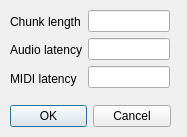
This is mt32emu_qt/src/AudioPropertiesDialog.ui in Stino/munt as Qt 5 draws it before an edit. The edited form follows.
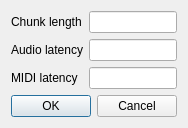
This is the edited form.

```diff
--- a/mt32emu_qt/src/AudioPropertiesDialog.ui
+++ b/mt32emu_qt/src/AudioPropertiesDialog.ui
@@ -6,38 +6,18 @@
    <rect>
     <x>0</x>
     <y>0</y>
-    <width>187</width>
-    <height>137</height>
+    <width>174</width>
+    <height>123</height>
    </rect>
   </property>
   <property name="windowTitle">
    <string>Dialog</string>
   </property>
-  <widget class="QDialogButtonBox" name="buttonBox">
-   <property name="geometry">
-    <rect>
-     <x>10</x>
-     <y>100</y>
-     <width>161</width>
-     <height>32</height>
-    </rect>
-   </property>
-   <property name="orientation">
-    <enum>Qt::Horizontal</enum>
-   </property>
-   <property name="standardButtons">
-    <set>QDialogButtonBox::Cancel|QDialogButtonBox::Ok</set>
-   </property>
-  </widget>
-  <widget class="QWidget" name="horizontalLayoutWidget">
-   <property name="geometry">
-    <rect>
-     <x>10</x>
-     <y>10</y>
-     <width>160</width>
-     <height>80</height>
-    </rect>
-   </property>
+  <property name="modal">
+   <bool>true</bool>
+  </property>
+  <layout class="QVBoxLayout" name="verticalLayout_3">
+   <item>
    <layout class="QHBoxLayout" name="horizontalLayout">
     <item>
      <layout class="QVBoxLayout" name="verticalLayout_2">
@@ -78,7 +58,18 @@
      </layout>
     </item>
    </layout>
-  </widget>
+   </item>
+   <item>
+    <widget class="QDialogButtonBox" name="buttonBox">
+     <property name="orientation">
+      <enum>Qt::Horizontal</enum>
+     </property>
+     <property name="standardButtons">
+      <set>QDialogButtonBox::Cancel|QDialogButtonBox::Ok</set>
+     </property>
+    </widget>
+   </item>
+  </layout>
  </widget>
  <tabstops>
   <tabstop>buttonBox</tabstop>
```
Left out of the diff: 18 changed lines with no effect on the pictures. Lines whose indentation alone changed are shown as unchanged.
